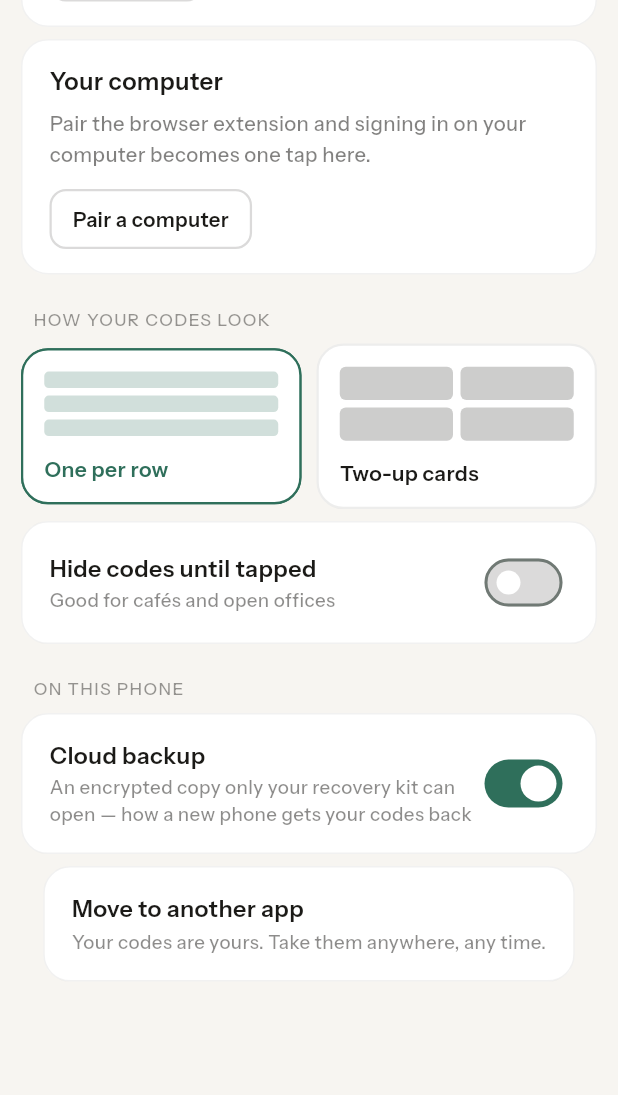
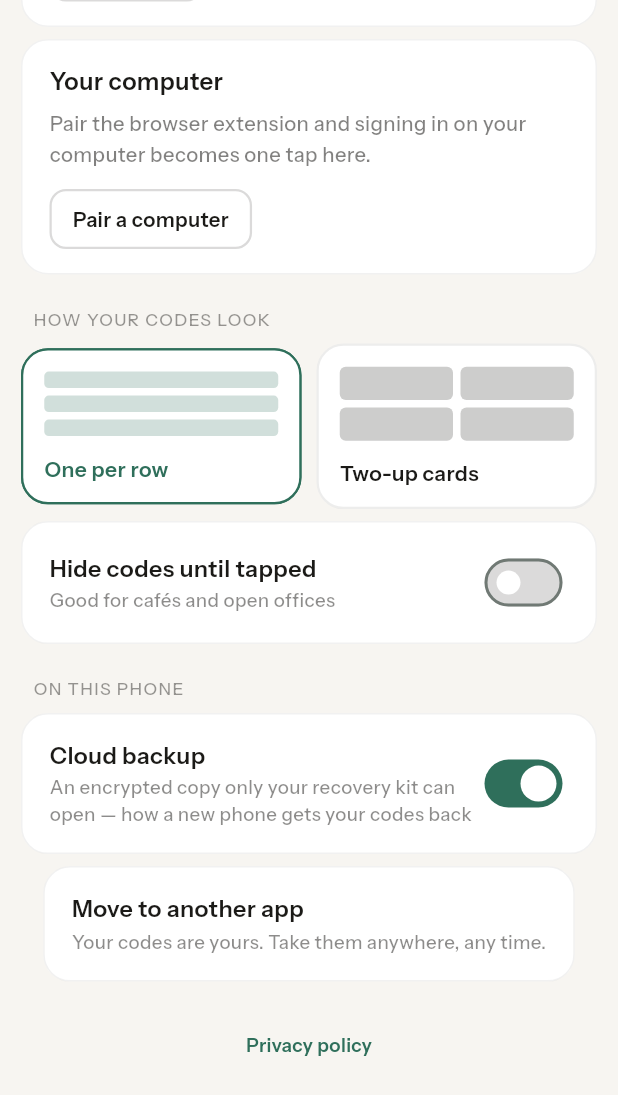
Before and after one commit to LunaNiermann/Purr, a Flutter app: the SecurityScreen screen opened directly, scrolled down 448 dp, on a phone screen of 412 x 824 dp. Shown: the top 1095 px of the screen. Run offline on Flutter 3.47's test engine with Material 3 defaults, Android fonts, the phone set to English and light mode, and no system bars; our stand-ins replace firebase_core, firebase_messaging, flutter_local_notifications, flutter_riverpod, flutter_secure_storage, local_auth and 5 more; missing offline and left inert: bip39, cryptography, mobile_scanner; accounts and stored records are empty; project files that could hold a hidden picture were left out.

Commit message:
v0.2.7: privacy-policy link in Security tab; Play testing link on site
- Security tab gets a footer link to https://purr2fa.app/privacy
  (url_launcher, external browser), required by the Play listing.
- Landing page Google Play badge now points at the internal-testing
  opt-in link for nl.notfinal.twofa.
- Bump to 0.2.7+9 so the tag rebuilds the Android artifacts.

Co-Authored-By: Claude Fable 5 <noreply@anthropic.com>

```diff
--- a/app/lib/src/screens/security/security_screen.dart
+++ b/app/lib/src/screens/security/security_screen.dart
@@ -1,6 +1,7 @@
 import 'package:flutter/material.dart';
 import 'package:flutter_riverpod/flutter_riverpod.dart';
 import 'package:qr_flutter/qr_flutter.dart';
+import 'package:url_launcher/url_launcher.dart';
 
 import '../../core/otpauth.dart';
 import '../../crypto/recovery.dart';
@@ -273,6 +274,24 @@ class _SecurityScreenState extends ConsumerState<SecurityScreen> {
                     ),
                   ),
                 ],
+              ),
+            ),
+            const SizedBox(height: 26),
+            Center(
+              child: InkWell(
+                onTap: () => launchUrl(
+                  Uri.parse('https://purr2fa.app/privacy'),
+                  mode: LaunchMode.externalApplication,
+                ),
+                borderRadius: BorderRadius.circular(9),
+                child: Padding(
+                  padding:
+                      const EdgeInsets.symmetric(horizontal: 12, vertical: 8),
+                  child: Text('Privacy policy',
+                      style: TkText.metadata.copyWith(
+                          fontWeight: FontWeight.w600,
+                          color: TkColors.green)),
+                ),
               ),
             ),
           ],
--- a/app/pubspec.yaml
+++ b/app/pubspec.yaml
@@ -2,7 +2,7 @@ name: twofa
 description: "Purr — a two-factor authenticator for everyone."
 publish_to: 'none'
 
-version: 0.2.6+8
+version: 0.2.7+9
 
 environment:
   sdk: ^3.12.2
@@ -27,6 +27,7 @@ dependencies:
   firebase_core: ^4.13.0
   firebase_messaging: ^16.5.0
   flutter_local_notifications: ^22.3.0
+  url_launcher: ^6.3.1
 
 dev_dependencies:
   flutter_test:
```
Also changed, not shown: app/pubspec.lock, 2 other files.
